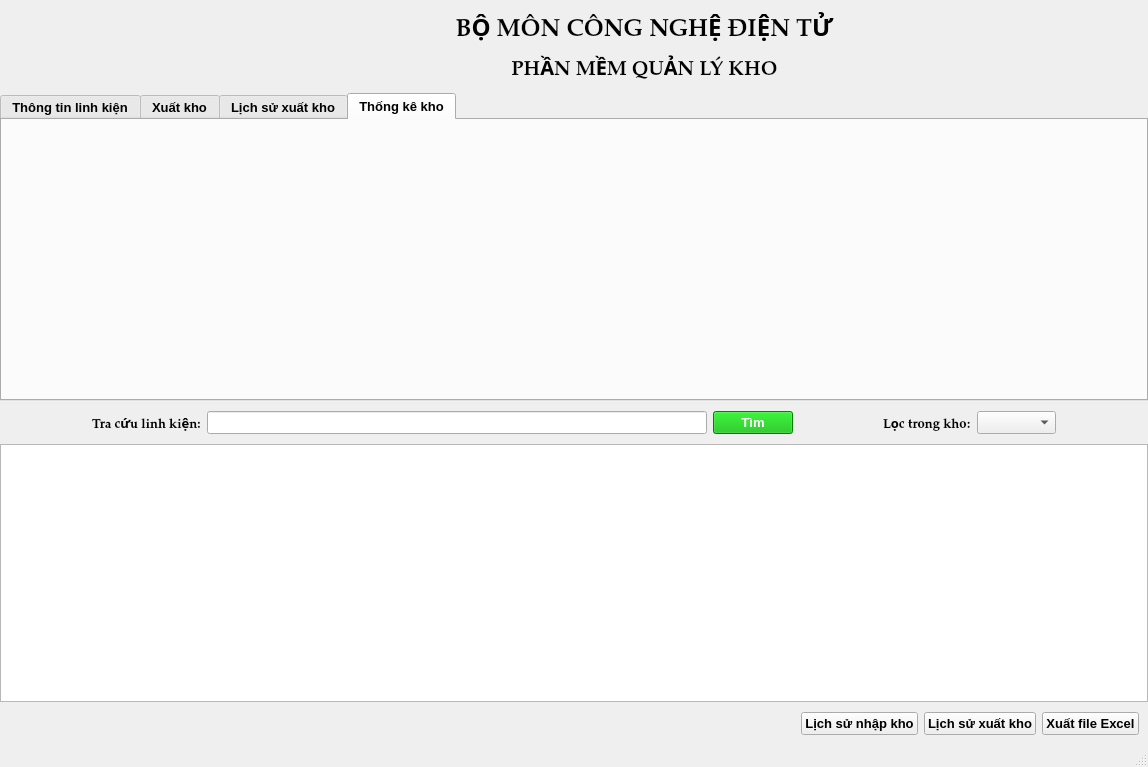
ngockhang2017/NhapXuatKho_CNDT, file NhapXuatKho_CNDT/mainwindow.ui: the form before one commit.
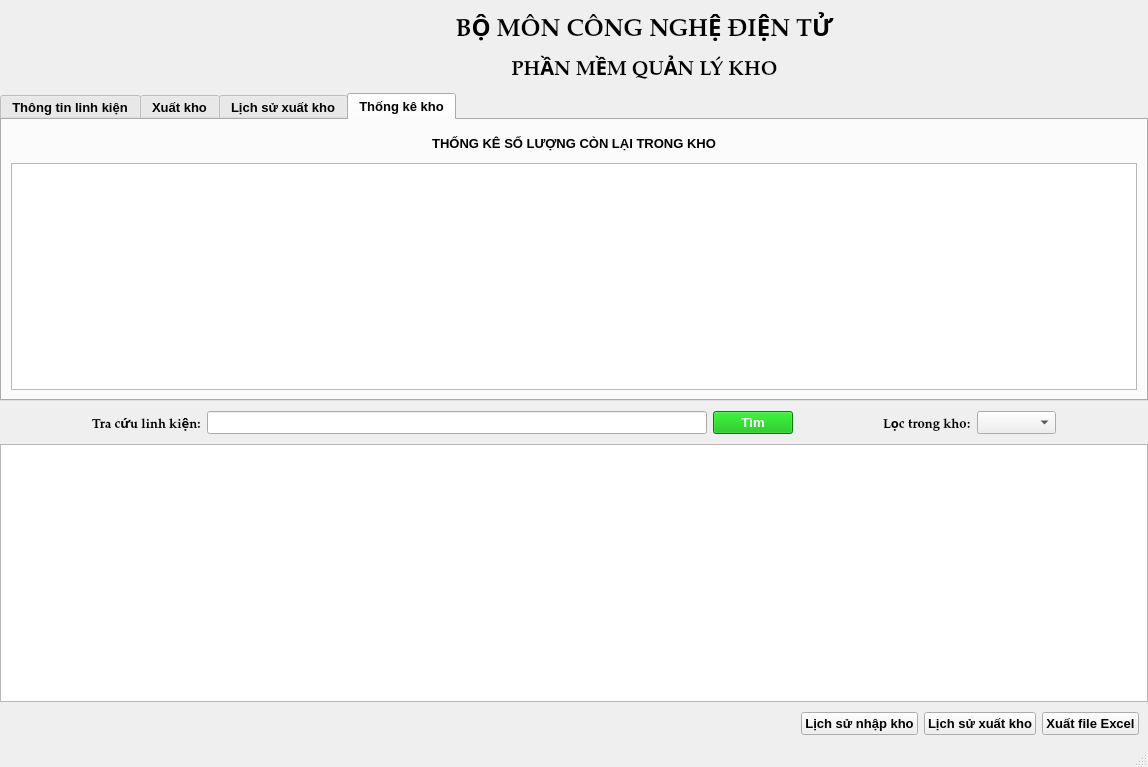
The form after the commit. The open tabs and pages were chosen to show the change. Icons and pictures are not drawn.

The edit to the form file:
```diff
--- a/NhapXuatKho_CNDT/mainwindow.ui
+++ b/NhapXuatKho_CNDT/mainwindow.ui
@@ -964,6 +964,21 @@
           <attribute name="title">
            <string>Thống kê kho</string>
           </attribute>
+          <layout class="QVBoxLayout" name="verticalLayout_10" stretch="1,8">
+           <item>
+            <widget class="QLabel" name="label_6">
+             <property name="text">
+              <string>THỐNG KÊ SỐ LƯỢNG CÒN LẠI TRONG KHO</string>
+             </property>
+             <property name="alignment">
+              <set>Qt::AlignCenter</set>
+             </property>
+            </widget>
+           </item>
+           <item>
+            <widget class="QTableWidget" name="tableWidget_TK"/>
+           </item>
+          </layout>
          </widget>
         </widget>
        </item>
```
Left out of the diff: 2 changed lines with no effect on the pictures.
